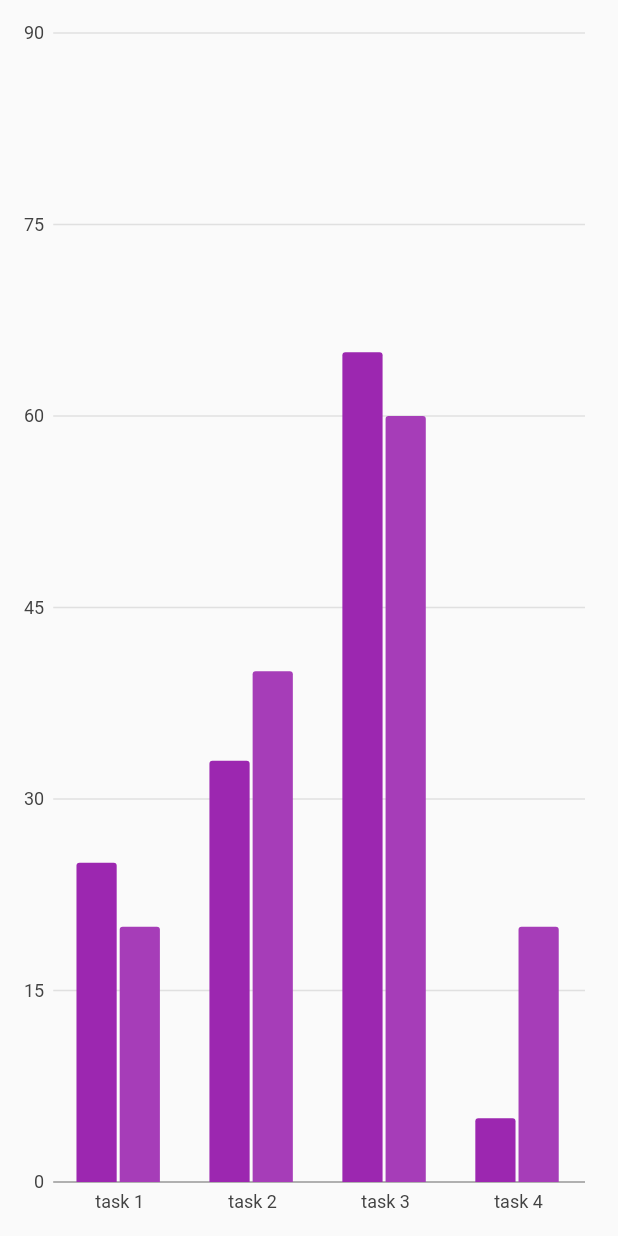
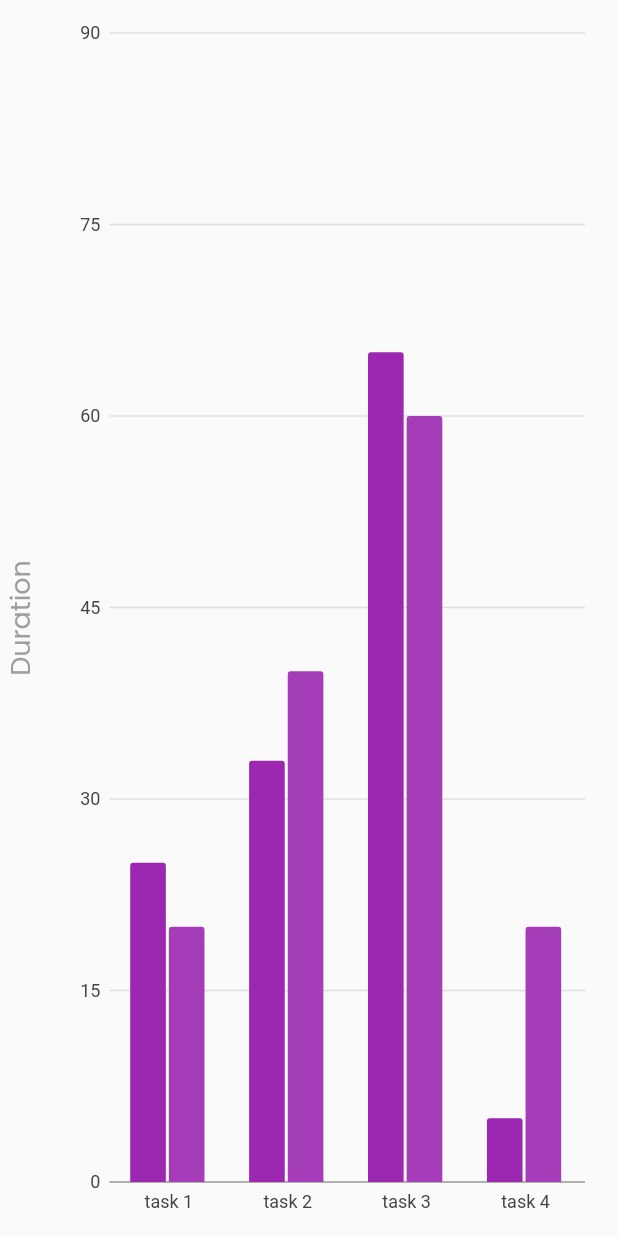
Before and after one commit to stunner-07/DasboardWidhya, a Flutter app: the Charts widget shown alone on an empty page, opened directly, on a phone screen of 412 x 824 dp. Run offline on Flutter 3.47's test engine with Material 2 defaults, Android fonts, the phone set to English and light mode, and no system bars; our stand-ins replace charts_flutter, google_fonts, percent_indicator.

Commit message:
y axix label added

```diff
--- a/lib/Widgets/chart.dart
+++ b/lib/Widgets/chart.dart
@@ -1,3 +1,5 @@
+import 'dart:math';
+
 import 'package:dashboard/Models/chart_data.dart';
 import 'package:dashboard/Models/mission.dart';
 import 'package:dashboard/Providers/mission_provider.dart';
@@ -6,6 +8,8 @@ import 'package:charts_flutter/flutter.dart' as ch;
 import 'package:provider/provider.dart';
 
 class Charts extends StatelessWidget {
+  int maxi = 0;
+
   static List<ch.Series<ChartData, String>> _createData(Mission m) {
     final personalData = m.task
         .map((e) => ChartData(
@@ -13,13 +17,15 @@ class Charts extends StatelessWidget {
               e.taskNo,
             ))
         .toList();
-
+    //List<ChartData> graph = personalData;
     final averageData = [
       ChartData('25', 'task 1'),
       ChartData('33', 'task 2'),
       ChartData('65', 'task 3'),
       ChartData('5', 'task 4'),
     ];
+    // graph.addAll(averageData);
+    // graph.map((e) => maxi = max(maxi, int.parse(e.timeTaken)));
 
     return [
       ch.Series<ChartData, String>(
@@ -44,6 +50,26 @@ class Charts extends StatelessWidget {
   }
 
   Mission mission;
+  static List<ch.TickSpec<dynamic>> makeLi() {
+    List<ch.TickSpec<dynamic>> l = [
+      ch.TickSpec<dynamic>('0'),
+    ];
+    //int s = (maxi / 5).floor();
+    String s;
+    for (int i = 15; i <= 90; i += 15) {
+      if (i < 60)
+        s = i.toString();
+      else if (i > 3600) {
+        s = (i / 3600).toString() + 'hr ';
+        i %= 3600;
+        if (i >= 60) s += (i / 60).toString() + 'm ';
+        i %= 60;
+        if (i > 0) s += (i).toString() + 's ';
+      }
+      l.add(ch.TickSpec<dynamic>(s));
+    }
+    return l;
+  }
 
   @override
   Widget build(BuildContext context) {
@@ -53,7 +79,26 @@ class Charts extends StatelessWidget {
     } else
       mission = Provider.of<MissionProvider>(context).selectedMission;
     List<ch.Series> seriesList = _createData(mission);
-    return Container(
+    return Row(mainAxisAlignment: MainAxisAlignment.spaceEvenly, children: [
+      Expanded(
+        flex: 1,
+        child: Container(
+          padding: EdgeInsets.all(0),
+          child: RotatedBox(
+            quarterTurns: 3,
+            child: Text(
+              'Duration',
+              style: TextStyle(
+                fontSize: 18,
+                color: Colors.grey,
+              ),
+            ),
+          ),
+        ),
+      ),
+      Expanded(
+        flex: 10,
+        child: Container(
           padding: EdgeInsets.all(8.0),
           child: ch.BarChart(
             seriesList,
@@ -77,6 +122,8 @@ class Charts extends StatelessWidget {
               ),
             ),
           ),
-    );
+        ),
+      ),
+    ]);
   }
 }
```
Also changed, not shown: lib/Models/mission.dart (+5 -4 lines). Lines whose indentation alone changed are shown as unchanged.
